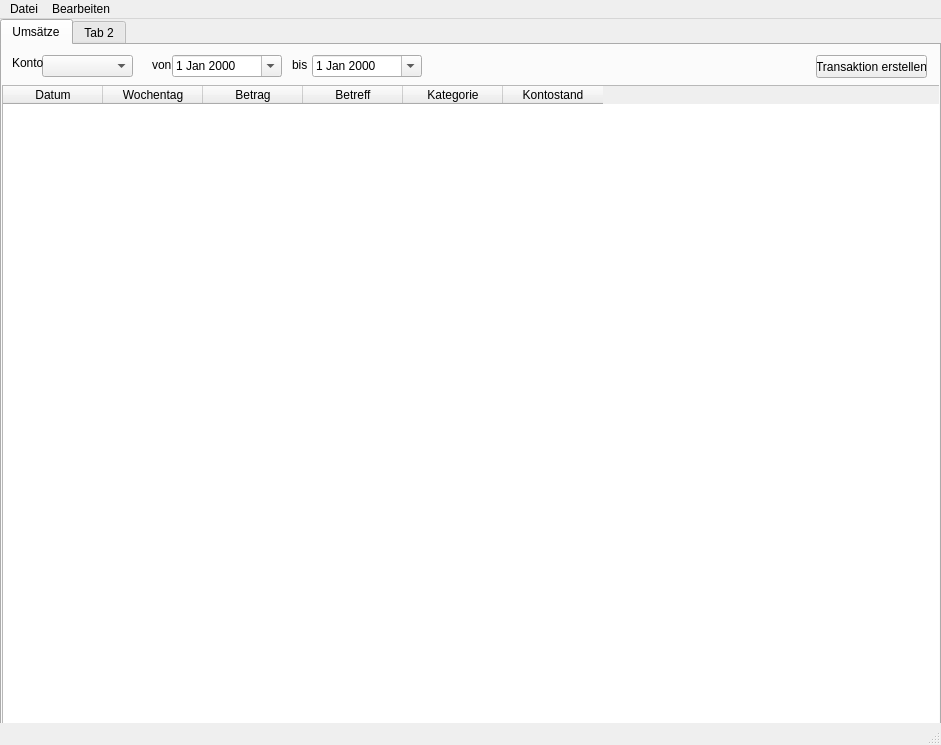
The window that View/src/main/resources/design/ui/mainwindow.ui (marcuskraft/DimeDiaryJavaFx) describes before a commit, drawn with Qt 5.
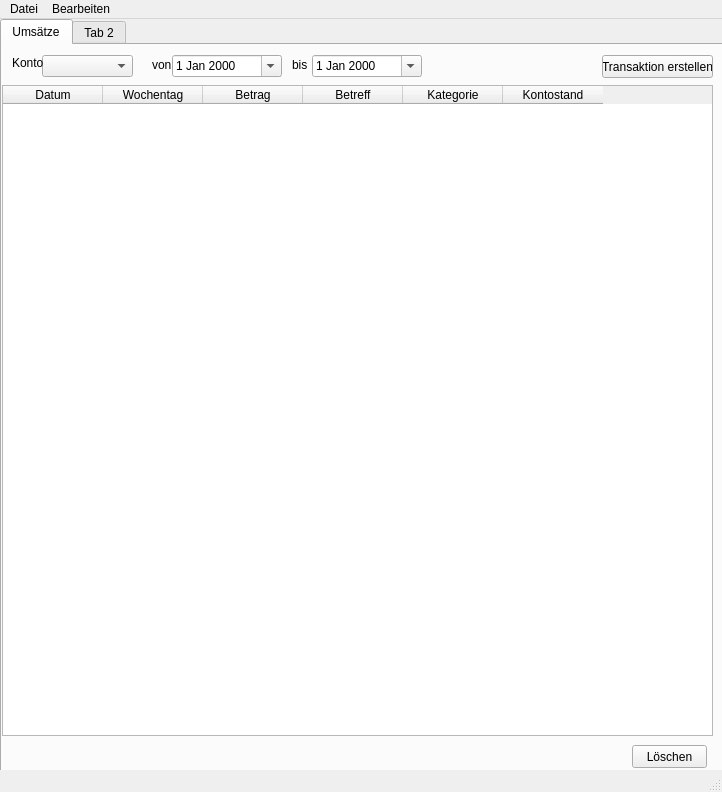
The same window after the commit.

```diff
--- a/View/src/main/resources/design/ui/mainwindow.ui
+++ b/View/src/main/resources/design/ui/mainwindow.ui
@@ -6,8 +6,8 @@
    <rect>
     <x>0</x>
     <y>0</y>
-    <width>941</width>
-    <height>745</height>
+    <width>722</width>
+    <height>792</height>
    </rect>
   </property>
   <property name="windowTitle">
@@ -58,8 +58,8 @@
        <rect>
         <x>0</x>
         <y>40</y>
-        <width>941</width>
-        <height>711</height>
+        <width>711</width>
+        <height>651</height>
        </rect>
       </property>
       <property name="layoutDirection">
@@ -195,7 +195,7 @@
      <widget class="QPushButton" name="buttonAddTransaction">
       <property name="geometry">
        <rect>
-        <x>814</x>
+        <x>600</x>
         <y>10</y>
         <width>111</width>
         <height>23</height>
@@ -205,6 +205,19 @@
        <string>Transaktion erstellen</string>
       </property>
      </widget>
+     <widget class="QPushButton" name="pushButtonDelete">
+      <property name="geometry">
+       <rect>
+        <x>630</x>
+        <y>700</y>
+        <width>75</width>
+        <height>23</height>
+       </rect>
+      </property>
+      <property name="text">
+       <string>Löschen</string>
+      </property>
+     </widget>
     </widget>
     <widget class="QWidget" name="tab_2">
      <attribute name="title">
@@ -218,7 +231,7 @@
     <rect>
      <x>0</x>
      <y>0</y>
-     <width>941</width>
+     <width>722</width>
      <height>21</height>
     </rect>
    </property>
```
